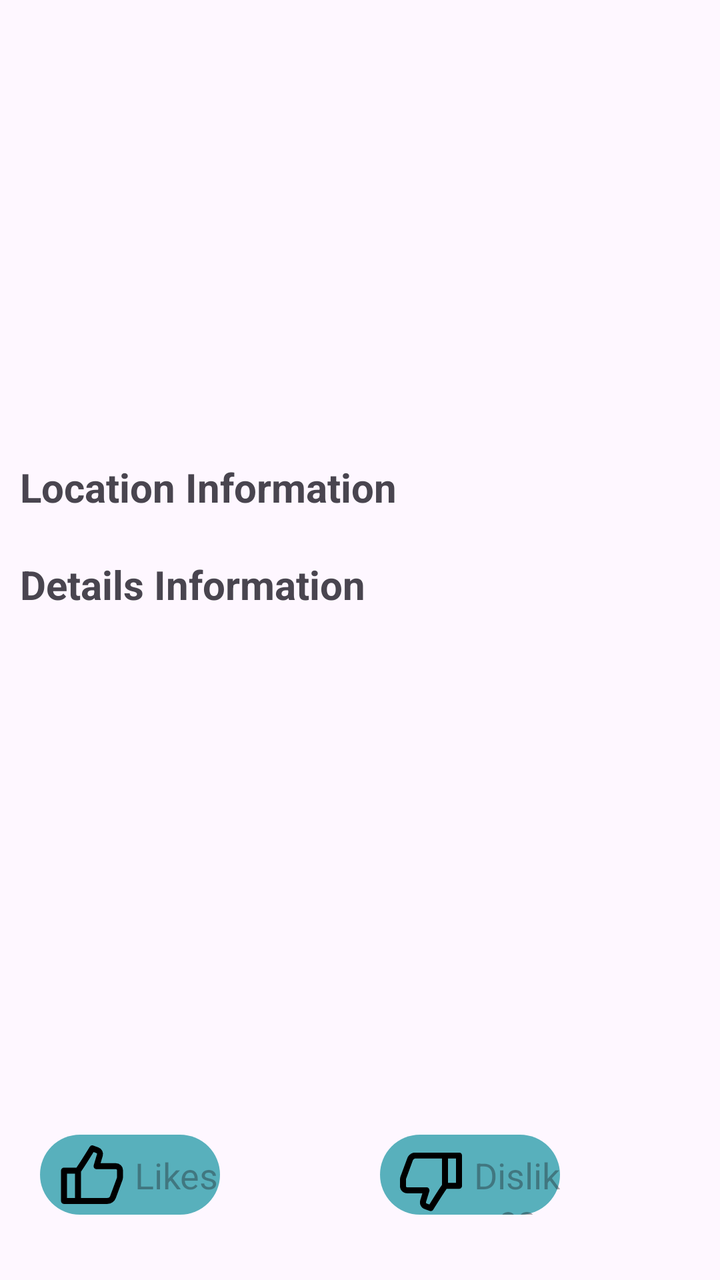
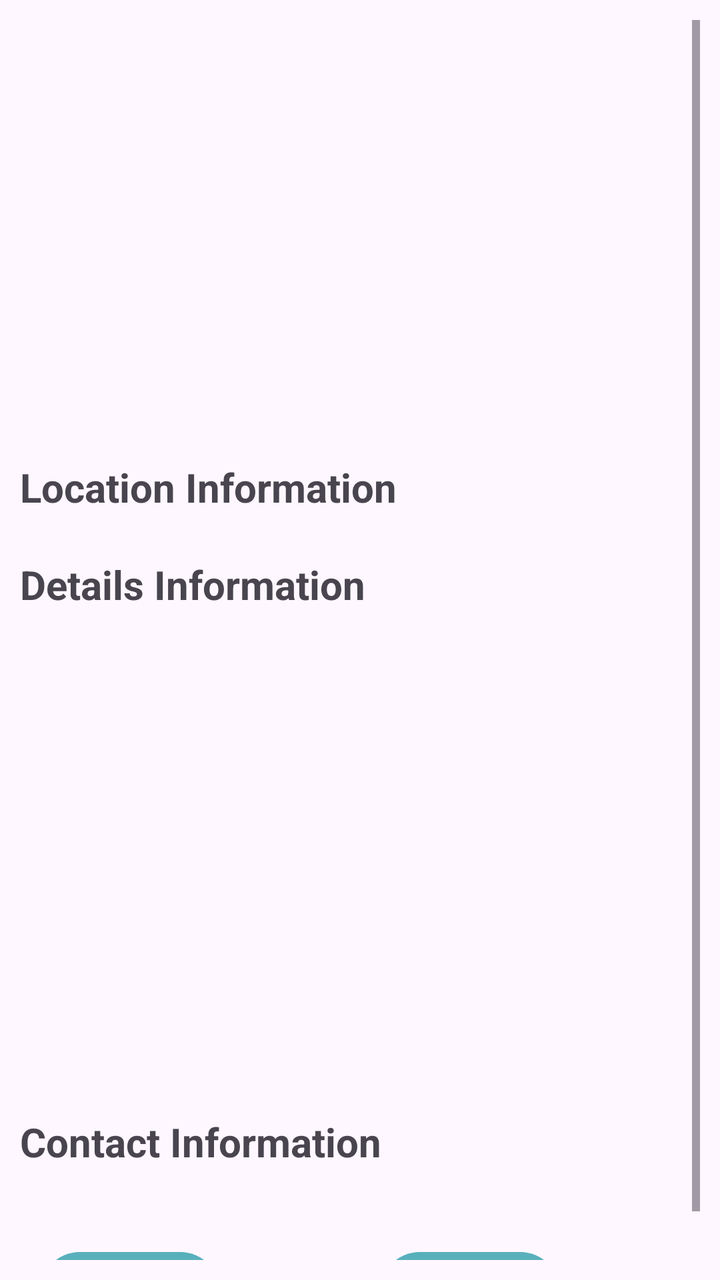

Two renders of the same Android screen: before a commit and after it. Below are the layout's source before the change and the commit's diff.
<!-- AndroidManifest.xml: application theme Theme.BasaKhuji -->
<!-- res/layout/activity_property_details.xml -->
<ScrollView xmlns:android="http://schemas.android.com/apk/res/android"
    android:layout_width="match_parent"
    android:layout_height="match_parent"
    android:padding="10dp"
    xmlns:tools="http://schemas.android.com/tools">

<RelativeLayout
    android:layout_width="match_parent"
    android:layout_height="match_parent">

    
    <ImageView
        android:id="@+id/propertyImageView"
        android:layout_width="match_parent"
        android:layout_height="200dp"
        android:scaleType="centerCrop" />

    <TextView
        android:layout_width="wrap_content"
        android:layout_height="wrap_content"
        android:layout_below="@+id/propertyImageView"
        android:layout_marginTop="20dp"
        android:id="@+id/locationLabel"
        android:text="Location Information"
        android:textSize="20dp"
        android:textStyle="bold"/>

    <TextView
        android:layout_width="wrap_content"
        android:layout_height="wrap_content"
        android:id="@+id/locationTextView"
        android:layout_below="@+id/locationLabel"
        android:textSize="16dp"
        />

    <TextView
        android:layout_width="wrap_content"
        android:layout_height="wrap_content"
        android:id="@+id/basicLabel"
        android:layout_below="@+id/locationTextView"
        android:text="Details Information"
        android:textSize="20dp"
        android:textStyle="bold"/>

    <TextView
        android:layout_width="wrap_content"
        android:layout_height="wrap_content"
        android:id="@+id/categoryTextView"
        android:layout_below="@+id/basicLabel"
        android:textSize="16dp"
        />

    <TextView
        android:layout_width="wrap_content"
        android:layout_height="wrap_content"
        android:id="@+id/flatTypeTextView"
        android:layout_below="@+id/categoryTextView"
        android:textSize="16dp"/>

    <TextView
        android:layout_width="wrap_content"
        android:layout_height="wrap_content"
        android:id="@+id/bedsTextView"
        android:layout_below="@+id/flatTypeTextView"
        android:textSize="16dp"/>

    <TextView
        android:layout_width="wrap_content"
        android:layout_height="wrap_content"
        android:id="@+id/bathsTextView"
        android:layout_below="@+id/bedsTextView"
        android:textSize="16dp"/>

    <TextView
        android:layout_width="wrap_content"
        android:layout_height="wrap_content"
        android:id="@+id/priceTextView"
        android:layout_below="@+id/bathsTextView"
        android:textSize="16dp"/>

    <TextView
        android:layout_width="wrap_content"
        android:layout_height="wrap_content"
        android:id="@+id/addedDateTextView"
        android:layout_below="@+id/priceTextView"
        android:textSize="16dp"/>

    <TextView
        android:layout_width="wrap_content"
        android:layout_height="wrap_content"
        android:id="@+id/availableMonthTextView"
        android:layout_below="@+id/addedDateTextView"
        android:textSize="16dp"/>

    <TextView
        android:layout_width="wrap_content"
        android:layout_height="100dp"
        android:id="@+id/descriptionTextView"
        android:layout_below="@+id/availableMonthTextView"
        android:textSize="16dp"
        />















































































    <LinearLayout
        android:layout_width="match_parent"
        android:layout_height="wrap_content"
        android:orientation="horizontal"
        android:layout_below="@+id/descriptionTextView"
        android:layout_marginTop="10dp"
        android:layout_marginStart="10dp"
        android:gravity="center_vertical">

        
        <LinearLayout
            android:id="@+id/likeLayout"
            android:layout_width="90dp"
            android:layout_height="40dp"
            android:orientation="horizontal"
            android:background="@drawable/rounded_background">

            
            <ImageView
                android:id="@+id/like_btn"
                android:layout_width="wrap_content"
                android:layout_height="wrap_content"
                android:src="@drawable/like"
                android:layout_gravity="center_vertical"
                android:layout_marginStart="10dp"
                android:layout_marginEnd="5dp" />

            
            <TextView
                android:id="@+id/like_text"
                android:layout_width="wrap_content"
                android:layout_height="wrap_content"
                android:hint="Likes"
                android:textColor="@color/white"
                android:gravity="center_horizontal"
                android:textSize="18sp"
                android:layout_marginTop="8dp" />
        </LinearLayout>

        
        <LinearLayout
            android:id="@+id/dislikeLayout"
            android:layout_width="90dp"
            android:layout_height="40dp"
            android:orientation="horizontal"
            android:layout_marginStart="80dp"
            android:background="@drawable/rounded_background">

            
            <ImageView
                android:id="@+id/dislike_btn"
                android:layout_width="wrap_content"
                android:layout_height="wrap_content"
                android:src="@drawable/dislike"
                android:layout_gravity="center_vertical"
                android:layout_marginTop="5dp"
                android:layout_marginStart="10dp"
                android:layout_marginEnd="5dp" />

            
            <TextView
                android:id="@+id/dislike_text"
                android:layout_width="wrap_content"
                android:layout_height="wrap_content"
                android:hint="Dislikes"
                android:textColor="@color/white"
                android:gravity="center_horizontal"
                android:textSize="18sp"
                android:layout_marginTop="8dp" />
        </LinearLayout>
    </LinearLayout>


</RelativeLayout>
</ScrollView>
<!-- resources referenced by this layout -->
<resources>
  <color name="white">#FFFFFFFF</color>
  <!-- drawable dislike (drawable) -->
  <vector android:height="32dp" android:viewportHeight="32"
      android:viewportWidth="32" android:width="32dp" xmlns:android="http://schemas.android.com/apk/res/android">
      <path android:fillColor="#000" android:fillType="nonZero"
          android:pathData="M3.5,20.3h7.7l-1.1,3.6c-0.5,1.8 0.5,3.7 2.2,4.3l2.5,0.9c0.7,0.3 1.5,0 1.8,-0.6 0.1,-0.1 4.2,-6.8 6.7,-10.4h6.2c0.8,0 1.5,-0.7 1.5,-1.5V1.4c0,-0.8 -0.7,-1.5 -1.5,-1.5H7.8c-1.9,0 -3.6,1.2 -4.2,3L0.3,11.8c-0.2,0.5 -0.3,1.1 -0.3,1.6v3.4c0,1.9 1.6,3.5 3.5,3.5zM24,2.9h4v12.2h-4V2.9zM3,13.4c0,-0.2 0,-0.4 0.1,-0.5l3.3,-9c0.2,-0.6 0.8,-1 1.4,-1H21v13.2c-2,2.8 -5,7.7 -6.3,9.8l-1.4,-0.5c-0.2,-0.1 -0.4,-0.4 -0.3,-0.7l1.7,-5.5c0.1,-0.4 0,-0.9 -0.3,-1.3s-0.7,-0.6 -1.2,-0.6H3.5c-0.3,0 -0.5,-0.2 -0.5,-0.5v-3.4z"
          android:strokeColor="#00000000" android:strokeLineCap="round" android:strokeLineJoin="round"/>
  </vector>
  <!-- drawable like (drawable) -->
  <vector xmlns:android="http://schemas.android.com/apk/res/android"
      android:width="32dp"
      android:height="32dp"
      android:viewportWidth="32"
      android:viewportHeight="32">
    <path
        android:fillColor="#FF000000"
        android:pathData="M27.98,10.276h-7.693l1.065,-3.592a3.512,3.512 0,0 0,-2.18 -4.321l-2.516,-0.91a1.501,1.501 0,0 0,-1.79 0.63c-0.044,0.072 -4.135,6.783 -6.629,10.396H2a1.5,1.5 0,0 0,-1.5 1.5v15.157a1.5,1.5 0,0 0,1.5 1.5h21.664a4.53,4.53 0,0 0,4.246 -2.959l3.319,-8.952c0.177,-0.49 0.271,-1.03 0.271,-1.563v-3.365a3.525,3.525 0,0 0,-3.52 -3.52zM7.518,27.636H3.5V15.48h4.019v12.157zM28.5,17.162c0,0.185 -0.032,0.376 -0.088,0.53l-3.317,8.95a1.524,1.524 0,0 1,-1.43 0.994H10.518V14.453c1.97,-2.822 4.961,-7.64 6.267,-9.763l1.368,0.495a0.51,0.51 0,0 1,0.324 0.638L16.84,11.35a1.502,1.502 0,0 0,1.438 1.926h9.701c0.292,0 0.521,0.23 0.521,0.521v3.365z"/>
  </vector>
  <!-- drawable rounded_background (drawable) -->
  <shape xmlns:android="http://schemas.android.com/apk/res/android"
      android:shape="rectangle">
      <solid android:color="#58B0BC" /> 
      <corners android:radius="50dp" /> 
  </shape>
  <style name="Theme.BasaKhuji" parent="Base.Theme.BasaKhuji" />
  <style name="Base.Theme.BasaKhuji" parent="Theme.Material3.DayNight.NoActionBar">
          
          
      </style>
</resources>

<!-- the commit's change to res/layout/activity_property_details.xml (unified diff, before → after) -->
@@ -100,90 +100,35 @@
         android:textSize="16dp"
         />
 
-
-
-
-
-
-
-
-
-
-
-
-
-
-
-
-
-
-
-
-
-
-
-
-
-
-
-
-
-
-
-
-
-
-
-
-
-
-
-
-
-
-
-
-
-
-
-
-
-
-
-
-
-
-
-
-
-
-
-
-
-
-
-
-
-
-
-
-
-
-
-
-
-
-
-
-
-
+    <TextView
+        android:layout_width="wrap_content"
+        android:layout_height="wrap_content"
+        android:id="@+id/conLabel"
+        android:layout_below="@+id/descriptionTextView"
+        android:text="Contact Information"
+        android:textSize="20dp"
+        android:textStyle="bold"/>
+
+    <TextView
+        android:layout_width="wrap_content"
+        android:layout_height="wrap_content"
+        android:id="@+id/conTextView"
+        android:layout_below="@+id/conLabel"
+        android:textSize="16dp"
+        android:backgroundTint="#ACA7A7"
+        android:visibility="invisible"
+        />
+
+
+
+    
 
     <LinearLayout
         android:layout_width="match_parent"
         android:layout_height="wrap_content"
         android:orientation="horizontal"
-        android:layout_below="@+id/descriptionTextView"
-        android:layout_marginTop="10dp"
+        android:layout_below="@+id/conTextView"
+        android:layout_marginTop="20dp"
         android:layout_marginStart="10dp"
         android:gravity="center_vertical">
 
